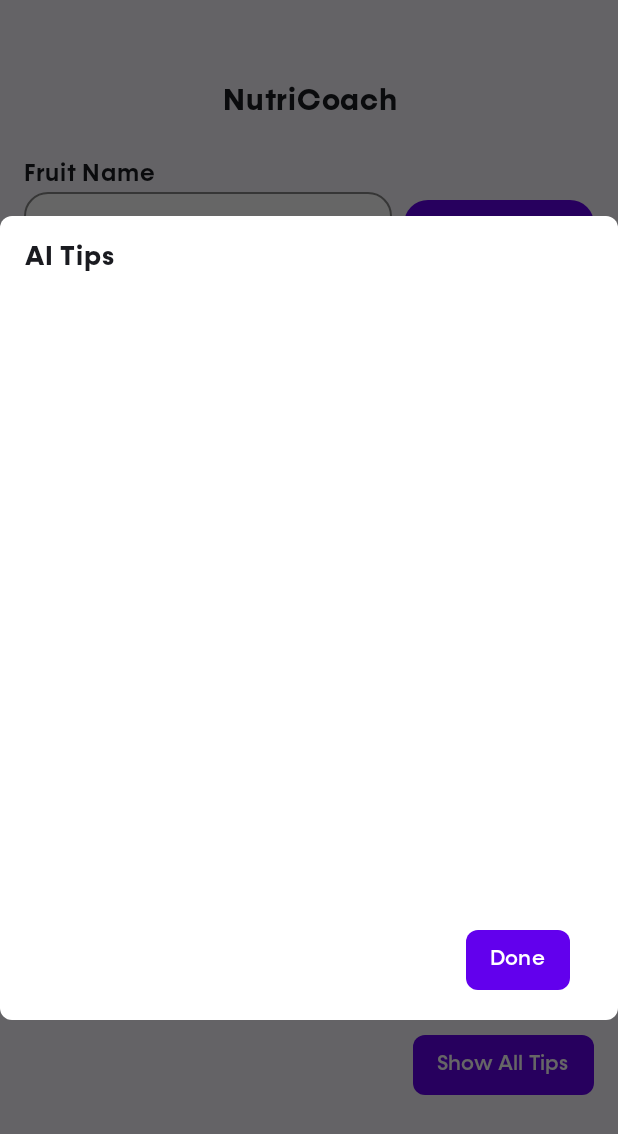
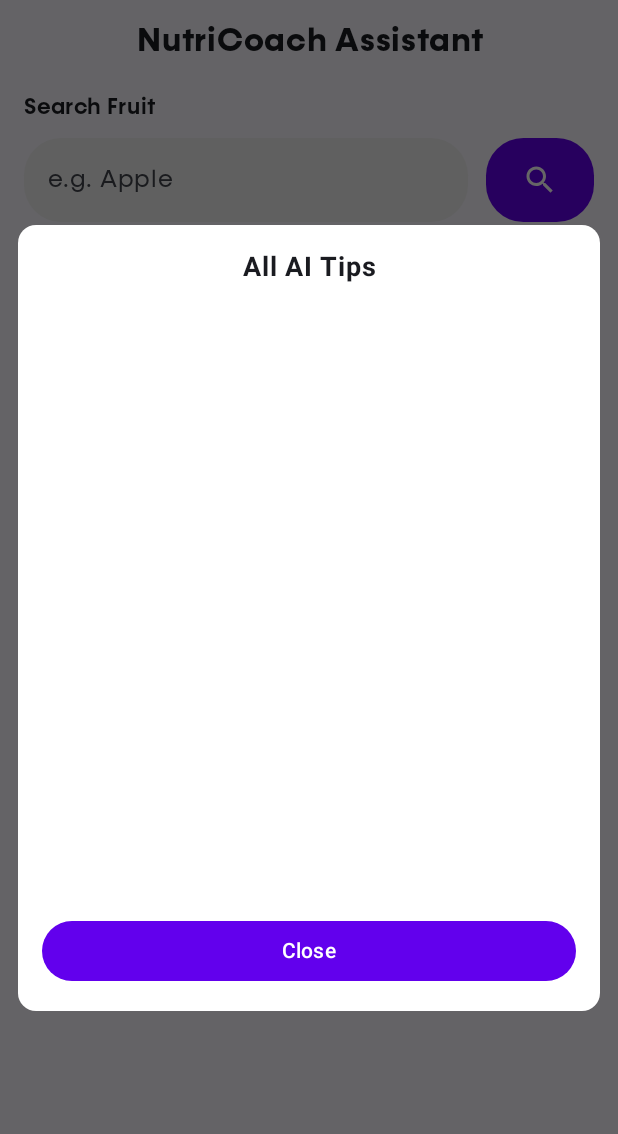
Before and after one commit to toytaiyeb/new_NutriTracker, an Android app built with Jetpack Compose: the composable NutriCoachScreen shown on its own in the app's theme, after a tap on "Show All Tips", on a phone screen of 412 x 824 dp. Shown: the top 1134 px of the screen. Run offline under Robolectric (Android 15) with nearby library versions, the phone set to English and light mode, and no system bars; our stand-ins replace Room's generated code, livedata-compose; 1 other tap on this screen came first.

Commit message:
chnaged nutrioach screen

```diff
--- a/app/src/main/java/com/example/nutritrack/factory/NutriCoachTipsViewModelFactory.kt
+++ b/app/src/main/java/com/example/nutritrack/factory/NutriCoachTipsViewModelFactory.kt
@@ -5,11 +5,19 @@ import androidx.lifecycle.ViewModelProvider
 import com.example.nutritrack.repository.NutriCoachTipsRepository
 import com.example.nutritrack.viewmodel.NutriCoachTipsViewModel
 
-class NutriCoachTipsViewModelFactory(private val repository: NutriCoachTipsRepository) : ViewModelProvider.Factory {
+/**
+ * Factory for creating an instance of NutriCoachTipsViewModel with a repository dependency.
+ */
+class NutriCoachTipsViewModelFactory(
+    private val tipRepo: NutriCoachTipsRepository
+) : ViewModelProvider.Factory {
+
     override fun <T : ViewModel> create(modelClass: Class<T>): T {
+        // Ensure the requested ViewModel is of the expected type
         if (modelClass.isAssignableFrom(NutriCoachTipsViewModel::class.java)) {
-            return NutriCoachTipsViewModel(repository) as T
+            @Suppress("UNCHECKED_CAST")
+            return NutriCoachTipsViewModel(tipRepo) as T
         }
-        throw IllegalArgumentException("Unknown ViewModel class")
+        throw IllegalArgumentException("Invalid ViewModel class: ${modelClass.name}")
     }
 }
--- a/app/src/main/java/com/example/nutritrack/presentation/screens/NutriCoachScreen.kt
+++ b/app/src/main/java/com/example/nutritrack/presentation/screens/NutriCoachScreen.kt
@@ -3,6 +3,7 @@ package com.example.nutritrack.presentation.screens
 import androidx.compose.foundation.Image
 import androidx.compose.foundation.background
 import androidx.compose.foundation.border
+import androidx.compose.foundation.layout.Arrangement
 import androidx.compose.foundation.layout.Box
 import androidx.compose.foundation.layout.Column
 import androidx.compose.foundation.layout.PaddingValues
@@ -65,149 +66,114 @@ import com.example.nutritrack.repository.NutriCoachTipsRepository
 import com.example.nutritrack.repository.FruitRepository
 import com.example.nutritrack.viewmodel.NutriCoachTipsViewModel
 import com.example.nutritrack.viewmodel.FruitViewModel
-
 @OptIn(ExperimentalMaterial3Api::class)
 @Composable
 fun NutriCoachScreen(navController: NavHostController) {
-
+    val context = LocalContext.current
+    val apiKey = stringResource(R.string.api_key_gemini)
 
     var searchQuery by remember { mutableStateOf("") }
     val fruitViewModel: FruitViewModel = viewModel(
         factory = FruitViewModelFactory(FruitRepository(RetrofitClient.apiService))
     )
-    val context = LocalContext.current
     val database = DatabaseBuilder.getInstance(context)
     val nutriCoachTipsViewModel: NutriCoachTipsViewModel = viewModel(
         factory = NutriCoachTipsViewModelFactory(
             NutriCoachTipsRepository(
-                apiService = GeminiRetrofitClient.apiService,
-                dao = database.nutriCoachTipsDao()
+                GeminiRetrofitClient.apiService,
+                database.nutriCoachTipsDao()
             )
         )
     )
 
-    // Observe LiveData from ViewModel
+    val fruitDetailsResult by fruitViewModel.fruitDetails.observeAsState()
     val motivationalMessageResult by nutriCoachTipsViewModel.motivationalMessage.observeAsState()
     val savedMessages by nutriCoachTipsViewModel.savedMessages.observeAsState(emptyList())
 
+    var fruitDetails by remember { mutableStateOf<Map<String, String>>(emptyMap()) }
+    val defaultDetails = mapOf(
+        "Family" to "N/A", "Calories" to "N/A", "Fat" to "N/A",
+        "Sugar" to "N/A", "Carbohydrates" to "N/A", "Protein" to "N/A"
+    )
 
-    // Observe the fruit details
-    val fruitDetailsResult by fruitViewModel.fruitDetails.observeAsState()
-
-    val fruitDetails = remember { mutableStateOf<Map<String, String>>(emptyMap()) }
-    val defaultDetails = mapOf(
-        "Family" to "N/A",
-        "Calories" to "N/A",
-        "Fat" to "N/A",
-        "Sugar" to "N/A",
-        "Carbohydrates" to "N/A",
-        "Protein" to "N/A"
-    )
-    val apiKey = stringResource(R.string.api_key_gemini)
-
-    val detailsToShow = if (fruitDetails.value.isEmpty()) defaultDetails else fruitDetails.value
-    // State to control showing the dialog
     var showDialog by remember { mutableStateOf(false) }
-
-    // Motivational message from AI
     var motivationalMessage by remember { mutableStateOf("No message available") }
 
-    Box(modifier = Modifier.fillMaxSize()) { // Use Box to position the button at the bottom
-        Column(
+    val detailsToShow = if (fruitDetails.isEmpty()) defaultDetails else fruitDetails
+
+    Box(modifier = Modifier.fillMaxSize()) {
+        LazyColumn(
             modifier = Modifier
                 .fillMaxSize()
-                .padding(16.dp)
+                .padding(16.dp),
+            verticalArrangement = Arrangement.spacedBy(20.dp)
         ) {
-            // Title
-            Spacer(modifier = Modifier.height(40.dp))
 
+            item {
                 Text(
-                text = "NutriCoach",
-                fontWeight = FontWeight.Bold,
+                    text = "NutriCoach Assistant",
+                    fontWeight = FontWeight.ExtraBold,
                     fontFamily = Fonts.Konnect,
-                fontSize = 20.sp,
-                modifier = Modifier
-                    .fillMaxWidth()
-                    .padding(bottom = 8.dp),
+                    fontSize = 22.sp,
+                    modifier = Modifier.fillMaxWidth(),
                     textAlign = TextAlign.Center
                 )
+            }
 
-            Spacer(modifier = Modifier.height(16.dp))
+            item {
+                Column {
+                    Text(
+                        text = "Search Fruit",
+                        fontWeight = FontWeight.SemiBold,
+                        fontSize = 15.sp,
+                        fontFamily = Fonts.Konnect
+                    )
 
-            Column(modifier = Modifier.fillMaxWidth()) {
-                Text(
-                    text = "Fruit Name",
-                    fontWeight = FontWeight.SemiBold,
-                    fontFamily = Fonts.Konnect,
-                    fontSize = 16.sp
-                )
-                Spacer(modifier = Modifier.width(8.dp))
+                    Spacer(modifier = Modifier.height(8.dp))
+
                     Row(
                         modifier = Modifier.fillMaxWidth(),
-                    verticalAlignment = Alignment.CenterVertically // Center items vertically
-                ) {
-                    Box(
-                        modifier = Modifier
-                            .fillMaxWidth()
-                            .weight(1f)
-                            .padding(end = 8.dp)
-                            .border(1.dp, Color.Gray, RoundedCornerShape(16.dp))
-                            .background(Color.White, RoundedCornerShape(16.dp))
+                        verticalAlignment = Alignment.CenterVertically
                     ) {
                         TextField(
                             value = searchQuery,
                             onValueChange = { searchQuery = it },
                             placeholder = {
-                                Text(
-                                    "Banana",
-                                    fontFamily = Fonts.Konnect,
-                                    fontWeight = FontWeight.Normal
-                                )
+                                Text("e.g. Apple", fontFamily = Fonts.Konnect)
                             },
-                            modifier = Modifier.fillMaxWidth(),
+                            modifier = Modifier
+                                .weight(1f)
+                                .height(56.dp),
+                            shape = RoundedCornerShape(25.dp),
                             colors = TextFieldDefaults.textFieldColors(
-                                containerColor = Color.Transparent,
+                                containerColor = Color(0xFFF1F1F1),
                                 focusedIndicatorColor = Color.Transparent,
                                 unfocusedIndicatorColor = Color.Transparent
                             )
                         )
-                    }
-
+                        Spacer(modifier = Modifier.width(12.dp))
                         Button(
                             onClick = {
                                 if (searchQuery.isNotBlank()) {
                                     fruitViewModel.fetchFruitDetails(searchQuery)
                                 }
                             },
-                        colors = ButtonDefaults.buttonColors(containerColor = Purple),
-                        shape = RoundedCornerShape(16.dp),
-                        modifier = Modifier.height(45.dp),
+                            shape = RoundedCornerShape(25.dp),
+                            colors = ButtonDefaults.buttonColors(Purple),
+                            modifier = Modifier.height(56.dp)
                         ) {
-                        Row(verticalAlignment = Alignment.CenterVertically) {
-                            Icon(
-                                imageVector = Icons.Default.Search,
-                                contentDescription = "Details Icon",
-                                tint = Color.White
-                            )
-                            Spacer(modifier = Modifier.width(8.dp))
-                            Text(
-                                text = "Details",
-                                color = Color.White,
-                                fontFamily = Fonts.Konnect,
-                                fontWeight = FontWeight.Medium
-                            )
+                            Icon(Icons.Default.Search, contentDescription = null, tint = Color.White)
                         }
                     }
                 }
             }
 
-            Spacer(modifier = Modifier.height(16.dp))
-
-            when (val result = fruitDetailsResult) {
+            item {
+                fruitDetailsResult?.let { result ->
+                    when (result) {
                         is com.example.nutritrack.utils.Result.Success -> {
                             result.data?.let { fruit ->
-
-                        fruitDetails.value = mapOf(
+                                fruitDetails = mapOf(
                                     "Family" to fruit.family,
                                     "Calories" to fruit.nutritions.calories.toString(),
                                     "Fat" to fruit.nutritions.fat.toString(),
@@ -215,140 +181,107 @@ fun NutriCoachScreen(navController: NavHostController) {
                                     "Carbohydrates" to fruit.nutritions.carbohydrates.toString(),
                                     "Protein" to fruit.nutritions.protein.toString()
                                 )
-
-
                             }
                         }
 
                         is com.example.nutritrack.utils.Result.Error -> {
                             Text(
-                        text = "No Data Found",
-                        fontFamily = Fonts.Konnect,
-                        fontWeight = FontWeight.Medium,
-                        color = Color.Red
+                                text = "Could not fetch data.",
+                                color = Color.Red,
+                                fontFamily = Fonts.Konnect
                             )
                         }
 
-                else -> {
-
+                        else -> Unit
                     }
                 }
-            // Fruit Details
-            Column(modifier = Modifier.fillMaxWidth()) {
-                detailsToShow.forEach { (label, value) ->
-                    Spacer(modifier = Modifier.height(8.dp))
+
+                Card(
+                    colors = CardDefaults.cardColors(containerColor = Color(0xFFF5F5F5)),
+                    modifier = Modifier.fillMaxWidth()
+                ) {
+                    Column(modifier = Modifier.padding(16.dp)) {
+                        detailsToShow.forEach { (key, value) ->
                             Row(
                                 modifier = Modifier
                                     .fillMaxWidth()
-                            .border(1.dp, Color.Gray, RoundedCornerShape(16.dp))
-                            .background(Color.LightGray, RoundedCornerShape(16.dp))
-                            .padding(horizontal = 16.dp, vertical = 8.dp)
+                                    .padding(vertical = 4.dp),
+                                horizontalArrangement = Arrangement.SpaceBetween
                             ) {
-                        Row(modifier = Modifier.weight(1f)) {
-                            Text(
-                                text = "$label",
-                                fontWeight = FontWeight.SemiBold,
-                                fontFamily = Fonts.Konnect,
-                            )
-                            Text(
-                                text = ":",
-                                fontWeight = FontWeight.SemiBold,
-                                fontFamily = Fonts.Konnect,
-                                modifier = Modifier
-                                    .fillMaxWidth()
-                                    .padding(end = 16.dp),
-                                textAlign = TextAlign.End
-                            )
+                                Text(key, fontFamily = Fonts.Konnect, fontWeight = FontWeight.SemiBold)
+                                Text(value, fontFamily = Fonts.Konnect)
                             }
-
-
-                        Text(
-                            text = value,
-                            fontWeight = FontWeight.Normal,
-                            fontFamily = Fonts.Konnect,
-                            modifier = Modifier
-                                .weight(1f)
-                                .fillMaxWidth()
-                        )
+                        }
                     }
                 }
             }
 
-
-            Spacer(modifier = Modifier.height(16.dp))
-
-
+            item {
                 Button(
                     onClick = { nutriCoachTipsViewModel.fetchMotivationalMessage(apiKey) },
                     colors = ButtonDefaults.buttonColors(containerColor = Purple),
-                shape = RoundedCornerShape(8.dp),
-                contentPadding = PaddingValues(horizontal = 16.dp, vertical = 8.dp)
+                    shape = RoundedCornerShape(16.dp),
+                    modifier = Modifier.fillMaxWidth()
                 ) {
-                Row(verticalAlignment = Alignment.CenterVertically) {
-                    Image(
-                        painter = painterResource(R.drawable.chat),
-                        contentDescription = "Details Icon",
-                        colorFilter = ColorFilter.tint(Color.White),
-                        modifier = Modifier.size(24.dp)
+                    Icon(
+                        painter = painterResource(id = R.drawable.chat),
+                        contentDescription = "Chat Icon",
+                        tint = Color.White,
+                        modifier = Modifier.size(22.dp)
                     )
                     Spacer(modifier = Modifier.width(8.dp))
                     Text(
-                        text = "Motivational Message (AI)",
-                        color = Color.White,
+                        "Get AI Motivation",
                         fontFamily = Fonts.Konnect,
-                        fontWeight = FontWeight.Medium
+                        color = Color.White
                     )
                 }
             }
 
-            Spacer(modifier = Modifier.width(16.dp))
+            item {
                 motivationalMessageResult?.let {
                     when (it) {
                         is com.example.nutritrack.utils.Result.Success -> {
-                        motivationalMessage = it.data ?: "No message available"
+                            motivationalMessage = it.data ?: "Stay positive!"
                         }
 
                         is com.example.nutritrack.utils.Result.Error -> {
-                        Text(text = "Error: ${it.exception.message}")
+                            motivationalMessage = "Error fetching message"
                         }
                     }
                 }
+
+                Card(
+                    modifier = Modifier.fillMaxWidth(),
+                    colors = CardDefaults.cardColors(containerColor = Color(0xFFEAF6FF))
+                ) {
                     Text(
                         text = motivationalMessage,
                         fontFamily = Fonts.Konnect,
-                fontWeight = FontWeight.Medium,
                         fontSize = 14.sp,
-                lineHeight = 17.sp,
-                color = Color.Black,
-                modifier = Modifier
-                    .weight(1f)
-                    .padding(top = 16.dp)
+                        modifier = Modifier.padding(16.dp)
                     )
                 }
+            }
 
-        // Always position the "Show All Tips" button at the bottom
-        Box(
-            modifier = Modifier
-                .fillMaxWidth()
-                .align(Alignment.BottomEnd)
-                .padding(bottom = 90.dp, end = 16.dp),
-            contentAlignment = Alignment.BottomEnd
-        ) {
+            item {
                 Button(
                     onClick = {
                         nutriCoachTipsViewModel.fetchSavedMessages()
                         showDialog = true
                     },
+                    shape = RoundedCornerShape(12.dp),
                     colors = ButtonDefaults.buttonColors(containerColor = Purple),
-                shape = RoundedCornerShape(8.dp),
-                contentPadding = PaddingValues(horizontal = 16.dp, vertical = 8.dp),
+                    modifier = Modifier
+                        .fillMaxWidth()
+                        .padding(bottom = 80.dp)
                 ) {
                     Text(
-                    text = "Show All Tips",
+                        "Show All Tips",
                         color = Color.White,
-                    fontFamily = Fonts.Konnect,
-                    fontWeight = FontWeight.Medium
+                        fontFamily = Fonts.Konnect
                     )
+                }
             }
         }
 
@@ -360,87 +293,54 @@ fun NutriCoachScreen(navController: NavHostController) {
     }
 }
 
-
 @Composable
 fun ShowAllTipsDialog(savedMessages: List<NutriCoachTips>, onDismiss: () -> Unit) {
     Dialog(onDismissRequest = onDismiss) {
         Surface(
-            modifier = Modifier.fillMaxWidth(),
-            shape = RoundedCornerShape(8.dp),
+            modifier = Modifier
+                .fillMaxWidth()
+                .padding(12.dp),
+            shape = RoundedCornerShape(12.dp),
             color = Color.White
         ) {
-            Column(
-                modifier = Modifier.padding(16.dp)
-            ) {
+            Column(modifier = Modifier.padding(16.dp)) {
                 Text(
-                    text = "AI Tips",
-                    fontFamily = Fonts.Konnect,
+                    text = "All AI Tips",
+                    fontSize = 18.sp,
                     fontWeight = FontWeight.Bold,
-                    fontSize = 18.sp,
-                    modifier = Modifier.padding(bottom = 16.dp),
+                    modifier = Modifier
+                        .fillMaxWidth()
+                        .padding(bottom = 8.dp),
                     textAlign = TextAlign.Center
                 )
 
-                // Display each saved AI tip
-                LazyColumn(
-                    modifier = Modifier
-                        .fillMaxWidth()
-                        .height(400.dp)
-                ) {
-                    items(savedMessages) { message ->
+                LazyColumn(modifier = Modifier.height(400.dp)) {
+                    items(savedMessages) { tip ->
                         Card(
                             modifier = Modifier
                                 .fillMaxWidth()
-                                .padding(horizontal = 2.dp, vertical = 8.dp),
-                            shape = RoundedCornerShape(8.dp),
-                            elevation = CardDefaults.cardElevation(defaultElevation = 6.dp),
-                            colors = CardDefaults.cardColors(containerColor = Color.White)
-
+                                .padding(vertical = 6.dp),
+                            colors = CardDefaults.cardColors(containerColor = Color(0xFFFAFAFA))
                         ) {
                             Text(
-                                text = message.message,
-                                fontFamily = Fonts.Konnect,
-                                fontWeight = FontWeight.Normal,
-                                fontSize = 14.sp,
-                                modifier = Modifier.padding(16.dp)
+                                text = tip.message,
+                                modifier = Modifier.padding(12.dp),
+                                fontFamily = Fonts.Konnect
                             )
                         }
                     }
                 }
 
-                Spacer(modifier = Modifier.height(16.dp))
+                Spacer(modifier = Modifier.height(12.dp))
 
-                // Done Button
-                Box(
-                    modifier = Modifier
-                        .fillMaxWidth()
-                        .padding(end = 16.dp),
-                    contentAlignment = Alignment.BottomEnd
+                Button(
+                    onClick = onDismiss,
+                    modifier = Modifier.fillMaxWidth(),
+                    colors = ButtonDefaults.buttonColors(containerColor = Purple)
                 ) {
-                    Button(
-                        onClick = { onDismiss() },
-                        colors = ButtonDefaults.buttonColors(containerColor = Purple),
-                        shape = RoundedCornerShape(8.dp),
-                        contentPadding = PaddingValues(horizontal = 16.dp, vertical = 8.dp),
-                    ) {
-                        Text(
-                            text = "Done",
-                            color = Color.White,
-                            fontFamily = Fonts.Konnect,
-                            fontWeight = FontWeight.Medium
-                        )
-                    }
-                }
-
+                    Text("Close", color = Color.White)
                 }
             }
         }
     }
-
-@Preview(showBackground = true)
-@Composable
-fun NutriCoachScreenPreview() {
-    NutriTrackTheme {
-        NutriCoachScreen(rememberNavController())
 }
-}
```
Lines whose indentation alone changed are shown as unchanged.
